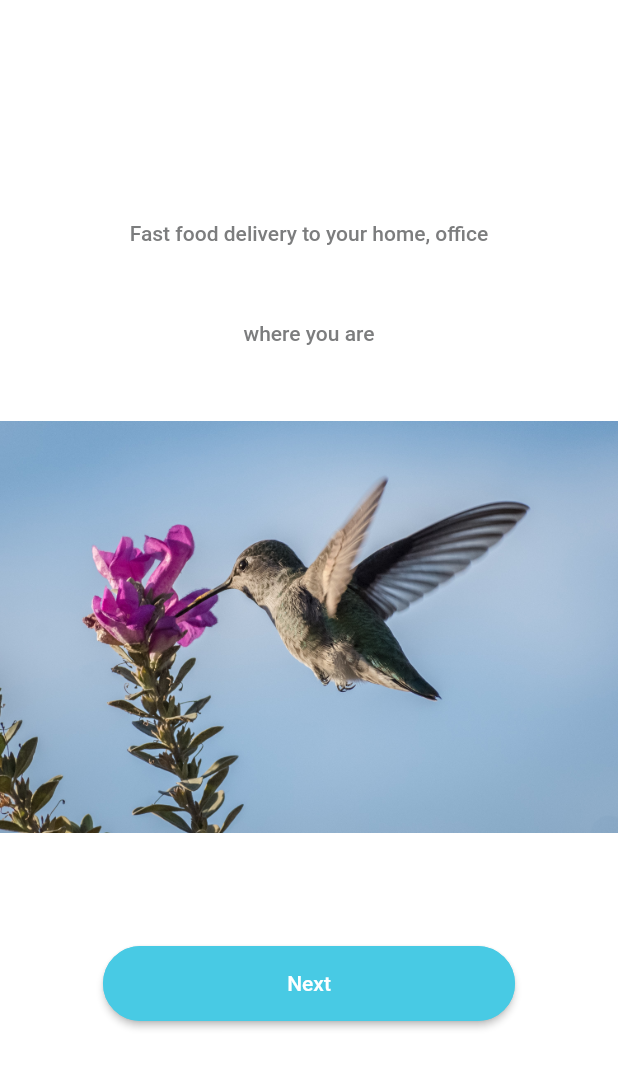
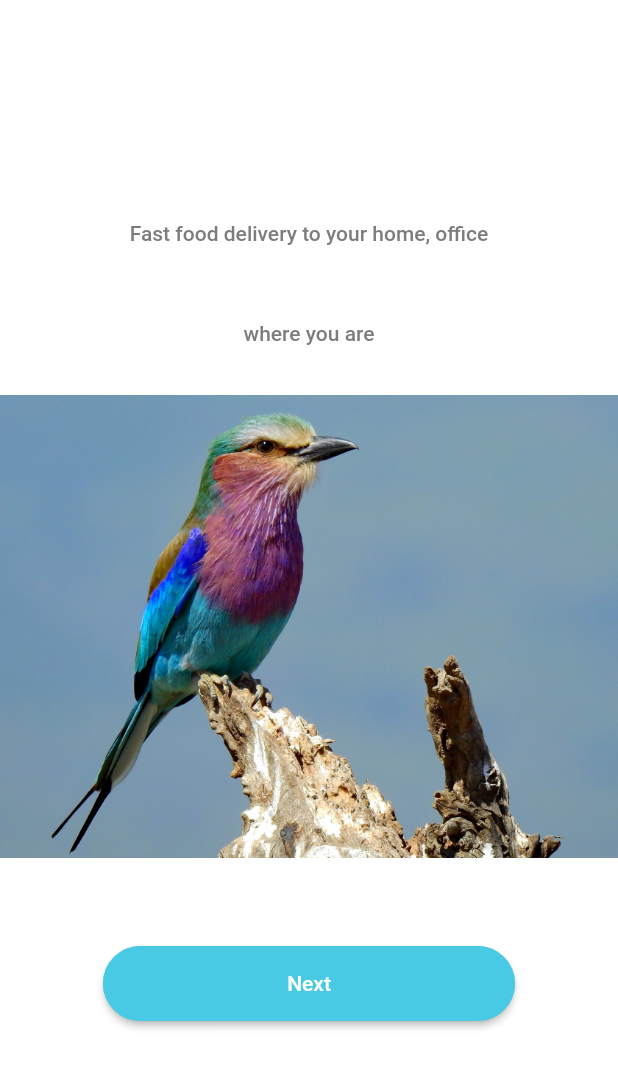
Before and after one commit to imam-swe/API_Demo, a Flutter app: the screen it shows after launch, after a tap on "Next", on a phone screen of 412 x 824 dp. Shown: the top 1068 px of the screen. Run offline on Flutter 3.47's test engine with Material 2 defaults, Android fonts, the phone set to English and light mode, and no system bars; our stand-ins replace flutter_screenutil, font_awesome_flutter; missing offline and left inert: flutter_slider_indicator.

Commit message:
fix bugs17/11/2021

```diff
--- a/lib/src/models/intro_model.dart
+++ b/lib/src/models/intro_model.dart
@@ -10,18 +10,18 @@ class IntroModel {
   static List<IntroModel> data = [
     IntroModel(
       imagePath: 'images/intro1.jpg',
-      title: 'Find Food You Love',
+      title: 'Beautiful Birds',
       desc:
-          'Discover the best foods from over 1,00\nrestaurants and fast delivery to your\ndoorstep',
+          'Different type of Birds\nrestaurants and fast delivery to your\ndoorstep',
     ),
     IntroModel(
       imagePath: 'images/intro2.jpg',
-      title: 'Fast Delivery',
+      title: 'Birds You Like most',
       desc: 'Fast food delivery to your home, office\nwhere you are',
     ),
     IntroModel(
       imagePath: 'images/intro3.jpg',
-      title: 'Live Tracking',
+      title: 'Buy & Sell Birds Here',
       desc:
           'Real time tracking of your food on the app\nonce you placed the order',
     ),
--- a/lib/src/pages/entry/splash_page.dart
+++ b/lib/src/pages/entry/splash_page.dart
@@ -44,31 +44,31 @@ class _SplashPageState extends State<SplashPage> {
                   fit: BoxFit.fill,
                   width: 250.w,
                 ),
-                // Text.rich(
-                //   TextSpan(
-                //     text: 'Meal',
-                //     style: Theme.of(context).textTheme.headline4!.copyWith(
-                //           fontWeight: FontWeight.bold,
-                //           color: mainColor,
-                //         ),
-                //     children: const [
-                //       TextSpan(
-                //         text: ' Monkey',
-                //         style: TextStyle(color: primaryFontColor),
-                //       ),
-                //     ],
-                //   ),
-                // ),
-                // SizedBox(
-                //   height: 24.h,
-                // ),
-                // Text(
-                //   'FOOD DELIVERY',
-                //   style: Theme.of(context).textTheme.bodyText1!.copyWith(
-                //         color: secondaryFontColor,
-                //         letterSpacing: 3,
-                //       ),
-                // ),
+                Text.rich(
+                  TextSpan(
+                    text: 'API',
+                    style: Theme.of(context).textTheme.headline4!.copyWith(
+                          fontWeight: FontWeight.bold,
+                          color: mainColor,
+                        ),
+                    children: const [
+                      TextSpan(
+                        text: ' Intigraations',
+                        style: TextStyle(color: primaryFontColor),
+                      ),
+                    ],
+                  ),
+                ),
+                SizedBox(
+                  height: 24.h,
+                ),
+                Text(
+                  'Demo API intregration Project',
+                  style: Theme.of(context).textTheme.bodyText1!.copyWith(
+                        color: secondaryFontColor,
+                        letterSpacing: 3,
+                      ),
+                ),
               ],
             ),
           )
--- a/lib/src/pages/pages.dart
+++ b/lib/src/pages/pages.dart
@@ -2,7 +2,10 @@ library pages;
 
 import 'dart:async';
 
+import 'package:api_practice_demo/constants.dart';
+import 'package:api_practice_demo/src/widgets/widgets.dart';
 import 'package:flutter/material.dart';
+import 'package:flutter/cupertino.dart';
 import 'package:flutter_screenutil/flutter_screenutil.dart';
 import 'package:flutter_slider_indicator/flutter_slider_indicator.dart';
 import 'package:font_awesome_flutter/font_awesome_flutter.dart';
```
Also changed, not shown: lib/src/pages/entry/login_page.dart (+18 -8 lines), lib/src/widgets/login_register_footer.dart (added, +36 -0 lines), lib/src/widgets/login_register_header.dart (added, +39 -0 lines), lib/src/widgets/widgets.dart (+11 -0 lines), images/intro2.jpg, images/intro3.jpg, images/intro4.jpg, pubspec.lock, 1 other file.
